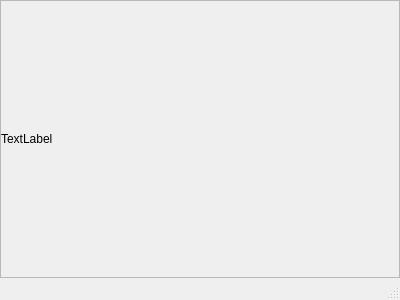
Above: Widgets/ImageTool/mainwindow.ui from ZhengPengqiao/QtStudy before the change. Below: the same form after it.
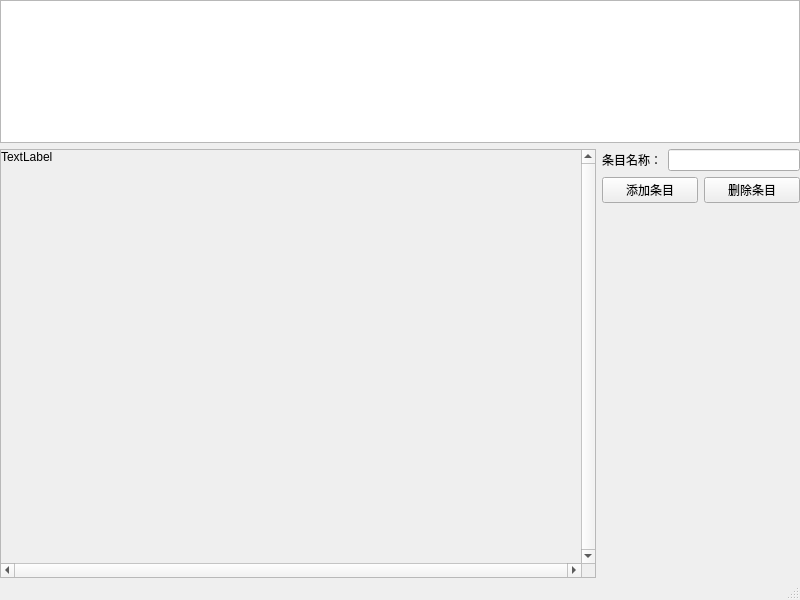
That is the form after the change.

```diff
--- a/Widgets/ImageTool/mainwindow.ui
+++ b/Widgets/ImageTool/mainwindow.ui
@@ -6,15 +6,18 @@
    <rect>
     <x>0</x>
     <y>0</y>
-    <width>400</width>
-    <height>300</height>
+    <width>800</width>
+    <height>600</height>
    </rect>
   </property>
   <property name="windowTitle">
    <string>MainWindow</string>
   </property>
+  <property name="autoFillBackground">
+   <bool>true</bool>
+  </property>
   <widget class="QWidget" name="centralWidget">
-   <layout class="QGridLayout" name="gridLayout_2">
+   <layout class="QGridLayout" name="gridLayout">
     <property name="leftMargin">
      <number>0</number>
     </property>
@@ -28,42 +31,107 @@
      <number>0</number>
     </property>
     <item row="0" column="0">
-     <widget class="QScrollArea" name="scrollArea">
-      <property name="widgetResizable">
-       <bool>true</bool>
-      </property>
-      <widget class="QWidget" name="scrollAreaWidgetContents">
-       <property name="geometry">
-        <rect>
-         <x>0</x>
-         <y>0</y>
-         <width>398</width>
-         <height>257</height>
-        </rect>
-       </property>
-       <layout class="QGridLayout" name="gridLayout">
-        <property name="leftMargin">
-         <number>0</number>
+     <layout class="QVBoxLayout" name="upVBoxLayout" stretch="2,6">
+      <item>
+       <layout class="QHBoxLayout" name="infoFBoxLayout">
+        <property name="spacing">
+         <number>6</number>
         </property>
-        <property name="topMargin">
-         <number>0</number>
-        </property>
-        <property name="rightMargin">
-         <number>0</number>
-        </property>
-        <property name="bottomMargin">
-         <number>0</number>
-        </property>
-        <item row="0" column="0">
-         <widget class="QLabel" name="imageLabel">
-          <property name="text">
-           <string>TextLabel</string>
+        <item>
+         <widget class="QTableView" name="tableView"/>
+        </item>
+       </layout>
+      </item>
+      <item>
+       <layout class="QHBoxLayout" name="imageHBoxLayout" stretch="6,2">
+        <item>
+         <widget class="QScrollArea" name="scrollArea">
+          <property name="verticalScrollBarPolicy">
+           <enum>Qt::ScrollBarAlwaysOn</enum>
           </property>
+          <property name="horizontalScrollBarPolicy">
+           <enum>Qt::ScrollBarAlwaysOn</enum>
+          </property>
+          <property name="widgetResizable">
+           <bool>true</bool>
+          </property>
+          <widget class="QWidget" name="scrollAreaWidgetContents">
+           <property name="geometry">
+            <rect>
+             <x>0</x>
+             <y>0</y>
+             <width>577</width>
+             <height>395</height>
+            </rect>
+           </property>
+           <widget class="QLabel" name="imageLabel">
+            <property name="geometry">
+             <rect>
+              <x>0</x>
+              <y>0</y>
+              <width>59</width>
+              <height>14</height>
+             </rect>
+            </property>
+            <property name="text">
+             <string>TextLabel</string>
+            </property>
+           </widget>
+          </widget>
          </widget>
         </item>
+        <item>
+         <layout class="QVBoxLayout" name="verticalLayout_3">
+          <item>
+           <layout class="QHBoxLayout" name="horizontalLayout">
+            <item>
+             <widget class="QLabel" name="label">
+              <property name="text">
+               <string>条目名称：</string>
+              </property>
+             </widget>
+            </item>
+            <item>
+             <widget class="QLineEdit" name="lineEdit"/>
+            </item>
+           </layout>
+          </item>
+          <item>
+           <layout class="QHBoxLayout" name="horizontalLayout_2">
+            <item>
+             <widget class="QPushButton" name="pushButton_3">
+              <property name="text">
+               <string>添加条目</string>
+              </property>
+             </widget>
+            </item>
+            <item>
+             <widget class="QPushButton" name="pushButton_2">
+              <property name="text">
+               <string>删除条目</string>
+              </property>
+             </widget>
+            </item>
+           </layout>
+          </item>
+          <item>
+           <spacer name="verticalSpacer">
+            <property name="orientation">
+             <enum>Qt::Vertical</enum>
+            </property>
+            <property name="sizeHint" stdset="0">
+             <size>
+              <width>20</width>
+              <height>40</height>
+             </size>
+            </property>
+           </spacer>
+          </item>
+         </layout>
+        </item>
        </layout>
-      </widget>
-     </widget>
+      </item>
+     </layout>
     </item>
    </layout>
   </widget>
```
Left out of the diff: 41 changed lines with no effect on the pictures.
